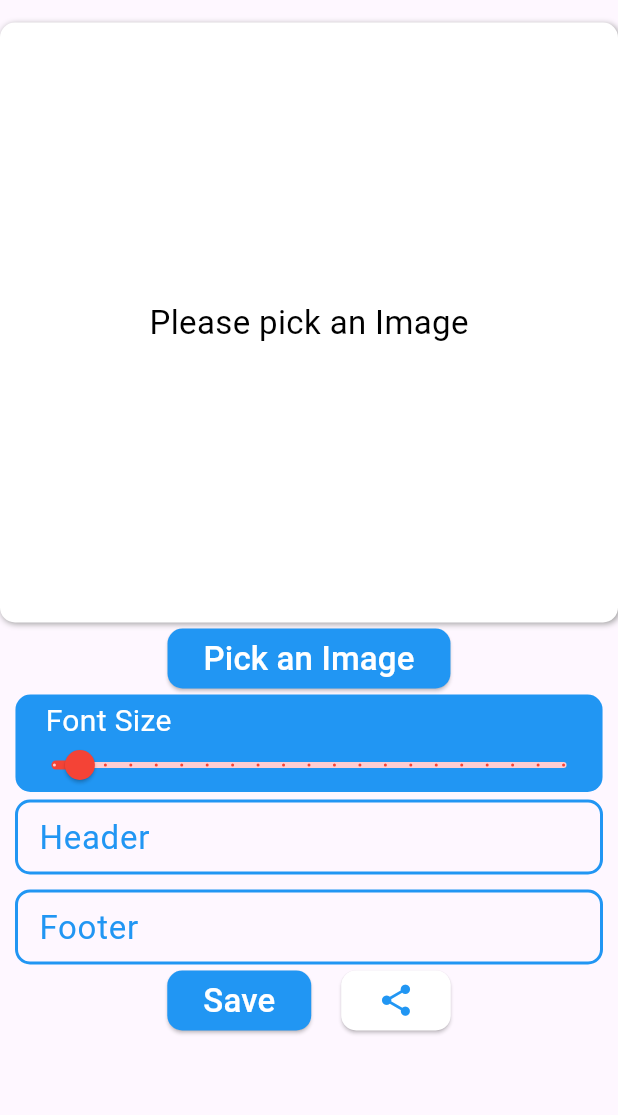
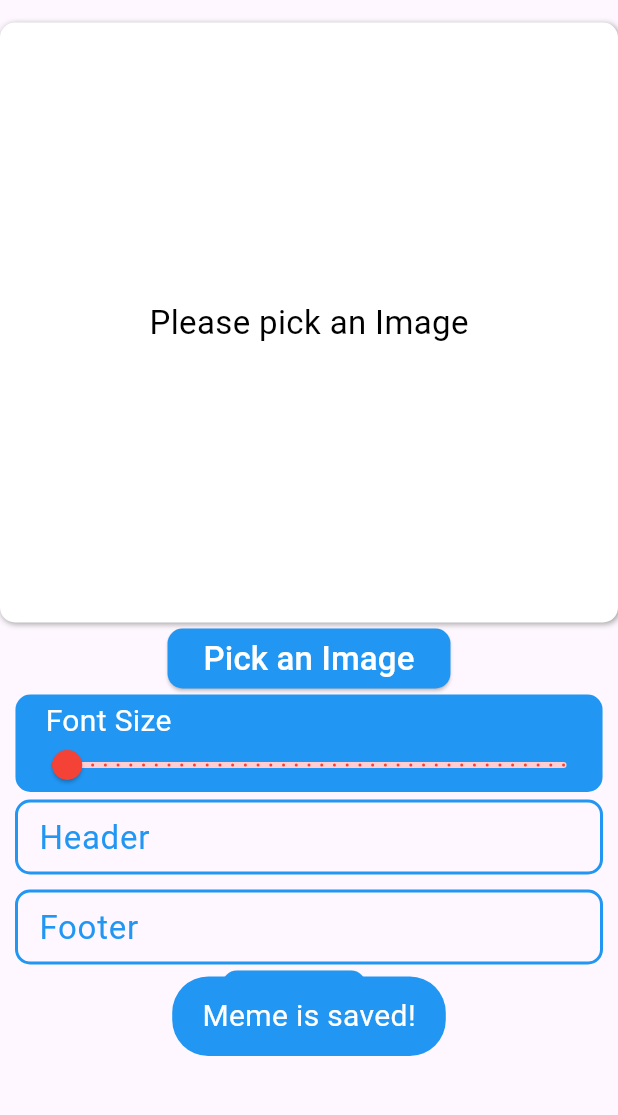
Before and after one commit to Cold-Thunder/MemeGenerator_Flutter, a Flutter app: the screen it shows after launch, after a tap on "Save", on a phone screen of 412 x 824 dp, the part 84-1199 px from its top. Run offline on Flutter 3.47's test engine with Material 3 defaults, Android fonts, the phone set to English and light mode, and no system bars; our stand-ins replace fluttertoast, image_gallery_saver, image_picker, permission_handler.

Commit message:
all is done with

```diff
--- a/lib/activities/Home.dart
+++ b/lib/activities/Home.dart
@@ -1,10 +1,11 @@
 import 'dart:io';
-import 'dart:nativewrappers/_internal/vm/lib/typed_data_patch.dart';
 
 import 'package:flutter/cupertino.dart';
 import 'package:flutter/material.dart';
 import 'package:flutter/rendering.dart';
+import 'package:flutter/services.dart';
 import 'package:flutter/widgets.dart';
+import 'package:fluttertoast/fluttertoast.dart';
 import 'package:image_gallery_saver/image_gallery_saver.dart';
 import 'package:image_picker/image_picker.dart';
 import 'dart:ui' as ui;
@@ -23,21 +24,50 @@ class _Home extends State<Home>{
   String footer = '';
   var _headSize = 16.0;
   var _footSize = 16.0;
-  GlobalKey globalKey = new GlobalKey();
   TextEditingController _headerCont = TextEditingController();
   TextEditingController _footerCont = TextEditingController();
 
+   var _imageFile;
+   GlobalKey _globalKey = GlobalKey();
+
   Future imagePic()async{
+    try{
       var img = await picker.pickImage(source: ImageSource.gallery);
       if(img != null){
         setState((){
           _imagePick = File(img.path);
         });
       }
+    }catch(err){
+      print('Picking image err: $err');
+    }
   }
 
-  void _takeScreen()async{
-
+  Future _takeScreen()async{
+      try{
+        RenderRepaintBoundary boundary =
+        _globalKey.currentContext!.findRenderObject() as RenderRepaintBoundary;
+        ui.Image image = await boundary.toImage();
+        ByteData? byteData =
+        await (image.toByteData(format: ui.ImageByteFormat.png));
+        if (byteData != null) {
+          final result =
+          await ImageGallerySaver.saveImage(byteData.buffer.asUint8List());
+          print(result);
+        }
+        _headerCont.clear();
+        _footerCont.clear();
+        Fluttertoast.showToast(
+            msg: 'Meme is saved!',
+            toastLength: Toast.LENGTH_LONG,
+            fontSize: 20,
+            textColor: Colors.white,
+            backgroundColor: Colors.blue,
+            gravity: ToastGravity.BOTTOM,
+        );
+      }catch(err){
+        print('error in taking screenShot: $err');
+      }
   }
   @override
   Widget build(BuildContext context){
@@ -58,8 +88,7 @@ class _Home extends State<Home>{
                 mainAxisAlignment: MainAxisAlignment.center,
                 children: [
                   RepaintBoundary(
-                  key: globalKey,
-
+                    key: _globalKey,
                   child: Stack(
                   children: [
                     Container(
@@ -161,12 +190,12 @@ class _Home extends State<Home>{
                                   ),
                                   Container(
                                     height: 30,
-                                  child: Slider(
+                                  child: Slider( //slider is here
                                     value: _headSize,
                                     min: 15,
-                                    max: 45,
+                                    max: 55,
                                     label: _headSize.round().toString(),
-                                    divisions: 20,
+                                    divisions: 40,
                                     thumbColor: Colors.red,
                                     activeColor: Colors.red,
                                     inactiveColor: Colors.red.shade100,
@@ -281,18 +310,7 @@ class _Home extends State<Home>{
                           }
                         ),
                         SizedBox(width: 20),
-                        ElevatedButton(
-                          child: Icon(Icons.share, size: 25, color: Colors.blue),
-                            style: ElevatedButton.styleFrom(
-                                backgroundColor: Colors.white,
-                                shape: RoundedRectangleBorder(
-                                    borderRadius: BorderRadius.circular(10)
-                                )
-                            ),
-                          onPressed: (){
 
-                          }
-                        )
                       ]
                     )
                   ),
--- a/pubspec.yaml
+++ b/pubspec.yaml
@@ -38,6 +38,8 @@ dependencies:
   image_picker: ^1.1.2
   image_gallery_saver: ^2.0.3
   permission_handler: ^11.3.1
+  screenshot: ^3.0.0
+  fluttertoast: ^8.2.6
 
 dev_dependencies:
   flutter_test:
```
Also changed, not shown: pubspec.lock. Lines whose indentation alone changed are shown as unchanged.
